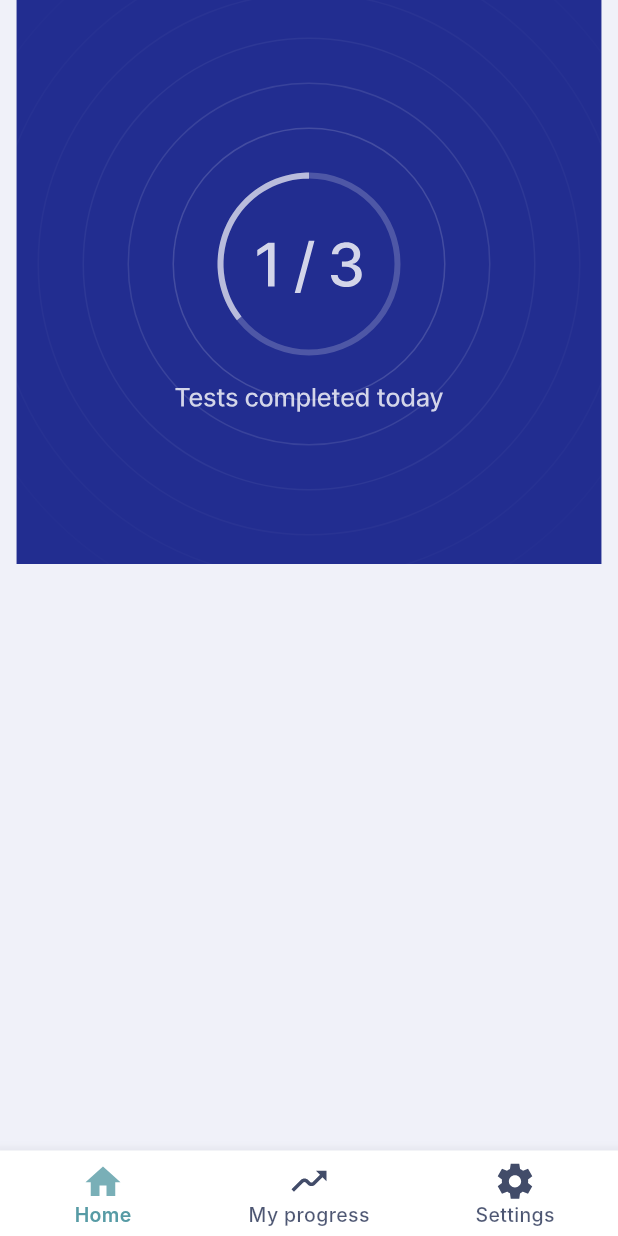
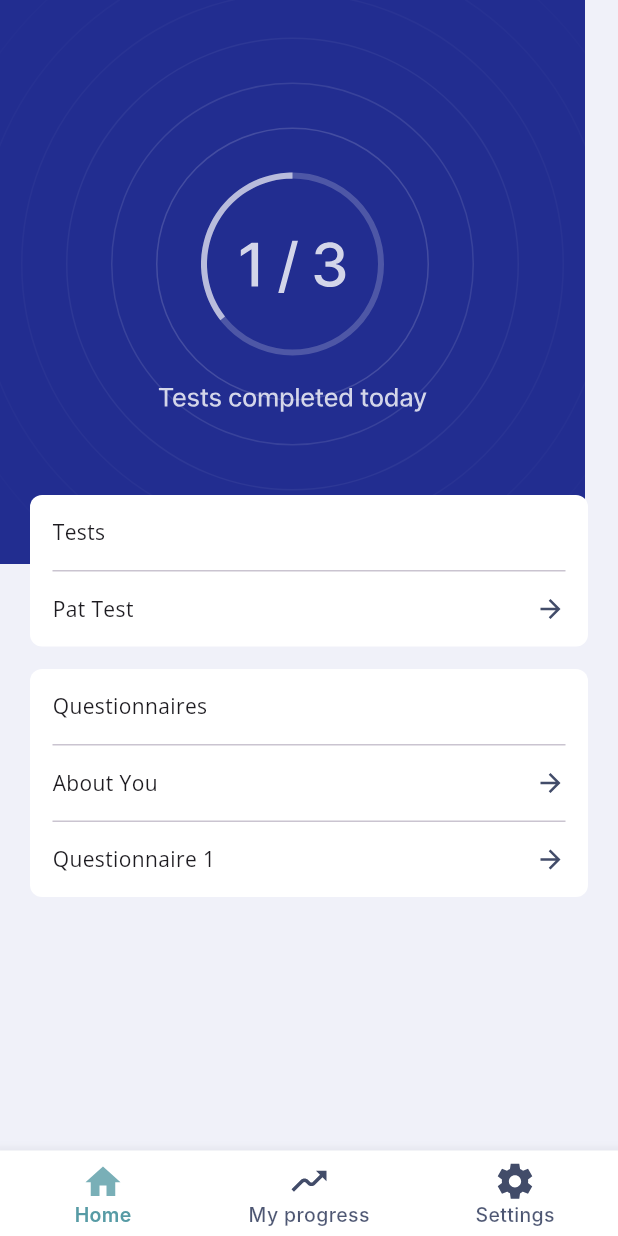
Before and after one commit to davidplans/veris, a Flutter app: the screen it shows once a user with an empty profile is signed in, on a phone screen of 412 x 824 dp. Run offline on Flutter 3.47's test engine with Material 3 defaults, Android fonts, the phone set to English and light mode, and no system bars; our stand-ins replace camera, cloud_firestore, device_info_plus, dio, equatable, firebase_auth and 14 more; missing offline and left inert: mobile_scanner, overlay_loading_progress, svg_path_parser; accounts and stored records are empty; statements that could not run were skipped.

Commit message:
VR-116173440 Add containers on HomePage

```diff
--- a/lib/features/home/view/home_widget.dart
+++ b/lib/features/home/view/home_widget.dart
@@ -88,7 +88,8 @@ class _HomeWidgetState extends State<HomeWidget> {
           flutterLocalNotificationsPlugin.resolvePlatformSpecificImplementation<
               AndroidFlutterLocalNotificationsPlugin>();
 
-      final bool? granted = await androidImplementation?.requestNotificationsPermission();
+      final bool? granted =
+          await androidImplementation?.requestNotificationsPermission();
       setState(() {
         _notificationsEnabled = granted ?? false;
       });
@@ -114,17 +115,118 @@ class _HomeWidgetState extends State<HomeWidget> {
 
   @override
   Widget build(BuildContext context) {
-    return Align(
-      alignment: const Alignment(0, -1 / 3),
+    return Stack(
+
+      children: <Widget>[
+        // _bannerUrl != "" ? Image.network(_bannerUrl) : Container(),
+        SvgPicture.asset(
+          'assets/images/blue_circles.svg',
+        ),
+        Padding(
+          padding: const EdgeInsets.only(left: 20.0, right: 20.0, top: 330.0),
+          child: Column(
+            mainAxisSize: MainAxisSize.min,
+            children: [
+              Container(
+                decoration: BoxDecoration(
+                  borderRadius: BorderRadius.circular(8.0),
+                  color: Colors.white,
+                ),
+                child: Padding(
+                  padding: const EdgeInsets.symmetric(horizontal: 15.0),
                   child: Column(
                     mainAxisSize: MainAxisSize.min,
                     children: <Widget>[
-          // _bannerUrl != "" ? Image.network(_bannerUrl) : Container(),
-          SvgPicture.asset('assets/images/blue_circles.svg',),
-          Expanded(
-            flex: 4,
-            child: ListView.builder(
-                padding: const EdgeInsets.all(0),
+                      const Padding(
+                        padding:
+                            EdgeInsets.only(top: 15.0, bottom: 15.0),
+                        child: Row(
+                          mainAxisAlignment: MainAxisAlignment.start,
+                          children: <Widget>[
+                            Text('Tests'),
+                          ],
+                        ),
+                      ),
+                      const Divider(
+                        height: 1.0,
+                      ),
+                      Padding(
+                        padding: const EdgeInsets.only(
+                            top: 15.0, bottom: 15.0),
+                        child: Row(
+                          mainAxisAlignment: MainAxisAlignment.start,
+                          children: <Widget>[
+                            const Text('Pat Test'),
+                            const Spacer(),
+                            SvgPicture.asset('assets/icons/arrow-forward.svg')
+                          ],
+                        ),
+                      ),
+                    ],
+                  ),
+                ),
+              ),
+              const SizedBox(
+                height: 15.0,
+              ),
+              Container(
+                decoration: BoxDecoration(
+                  borderRadius: BorderRadius.circular(8.0),
+                  color: Colors.white,
+                ),
+                child:  Padding(
+                  padding: const EdgeInsets.symmetric(horizontal: 15.0),
+                  child:  Column(
+                    mainAxisSize: MainAxisSize.min,
+                    children: <Widget>[
+                     const Padding(
+                        padding:
+                            EdgeInsets.only(top: 15.0, bottom: 15.0),
+                        child: Row(
+                          mainAxisAlignment: MainAxisAlignment.start,
+                          children: <Widget>[
+                            Text('Questionnaires '),
+                          ],
+                        ),
+                      ),
+                      const Divider(
+                        height: 1.0,
+                      ),
+                      Padding(
+                        padding:
+                           const EdgeInsets.only(top: 15.0, bottom: 15.0),
+                        child: Row(
+                          mainAxisAlignment: MainAxisAlignment.start,
+                          children: <Widget>[
+                           const Text('About You'),
+                                                    const Spacer(),
+                            SvgPicture.asset('assets/icons/arrow-forward.svg')
+                          ],
+                        ),
+                      ),
+                     const Divider(
+                        height: 1.0,
+                      ),
+                      Padding(
+                        padding:
+                          const  EdgeInsets.only(top: 15.0, bottom: 15.0),
+                        child: Row(
+                          mainAxisAlignment: MainAxisAlignment.start,
+                          children: <Widget>[
+                           const Text('Questionnaire 1 '),
+                                                                         const Spacer(),
+                            SvgPicture.asset('assets/icons/arrow-forward.svg')
+                          ],
+                        ),
+                      ),
+                    ],
+                  ),
+                ),
+              ),
+            ],
+          ),
+        ),
+        ListView.builder(
             itemCount: _modules.length,
             itemBuilder: (BuildContext context, int indexModule) {
               final module = _modules[indexModule];
@@ -135,9 +237,7 @@ class _HomeWidgetState extends State<HomeWidget> {
                 ),
               );
             }),
-          ),
       ],
-      ),
     );
   }
 }
```
Lines whose indentation alone changed are shown as unchanged.
